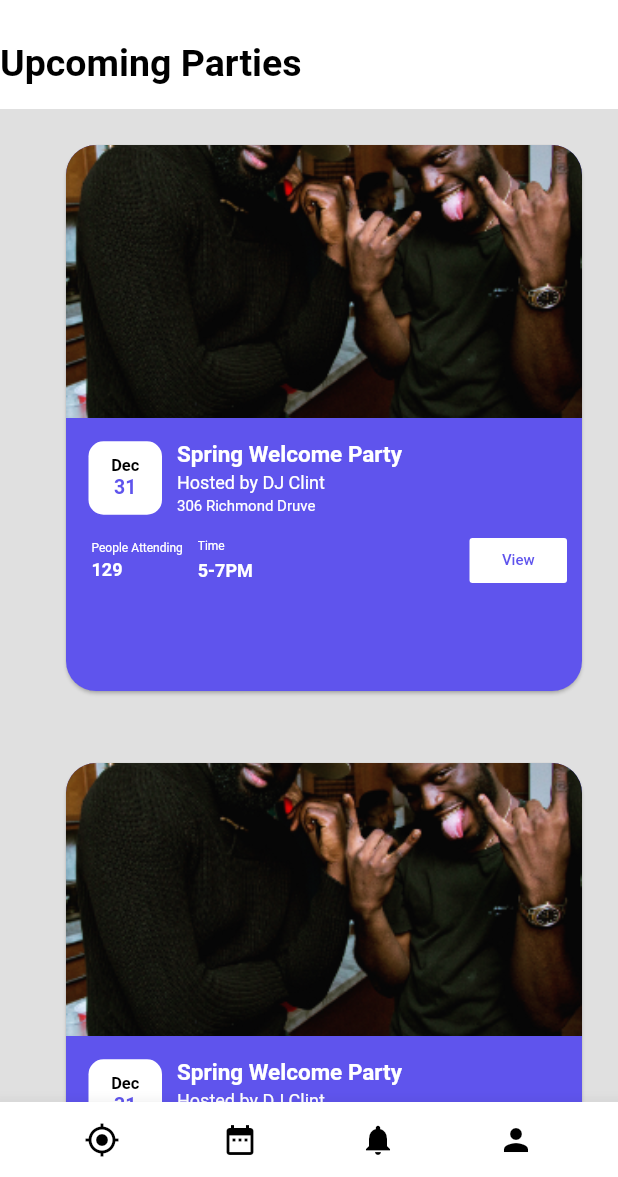
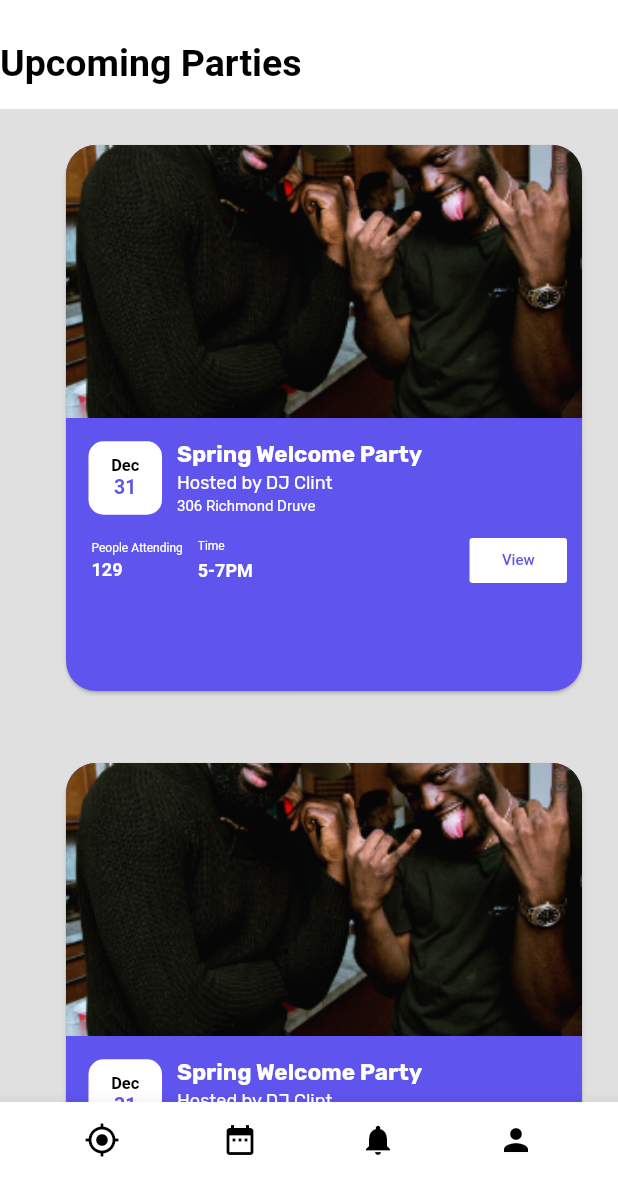
Before and after one commit to CalmExperts/Haus_party, a Flutter app: the MyHomePage screen opened directly, after a tap on the "card travel" icon, on a phone screen of 412 x 824 dp, the part 59-1236 px from its top. Run offline on Flutter 3.47's test engine with Material 2 defaults, Android fonts, the phone set to English and light mode, and no system bars; our stand-ins replace flushbar, flutter_credit_card, google_fonts, google_maps_flutter, qr_flutter and 2 more; missing offline and left inert: dart:ffi; accounts and stored records are empty; Roboto replaces fonts that are missing (Sofia, Varela).

Commit message:
made changes

```diff
--- a/lib/home_cards.dart
+++ b/lib/home_cards.dart
@@ -1,4 +1,5 @@
 import 'package:flutter/material.dart';
+import 'package:google_fonts/google_fonts.dart';
 import 'package:haus_party/page_description.dart';
 
 class PartyCard extends StatelessWidget {
@@ -84,21 +85,27 @@ class Content extends StatelessWidget {
                   crossAxisAlignment: CrossAxisAlignment.start,
                   children: <Widget>[
                     Text('Spring Welcome Party',
-                        style: TextStyle(
+                        style: GoogleFonts.rubik(
+                          textStyle: TextStyle(
                             fontSize: 15.0,
                             color: Colors.white,
                             fontWeight: FontWeight.bold),
+                        ),
                         textAlign: TextAlign.left),
                     SizedBox(height: 3.0),
                     Text(
                       'Hosted by DJ Clint',
-                      style: TextStyle(fontSize: 12.0, color: Colors.white),
+                      style: GoogleFonts.rubik(
+                        textStyle: TextStyle(fontSize: 12.0, color: Colors.white),
+                      ),
                       textAlign: TextAlign.left,
                     ),
                     SizedBox(height: 3.0),
                     Text(
                       '306 Richmond Druve',
-                      style: TextStyle(fontSize: 10.0, color: Colors.white),
+                      style: GoogleFonts.sofia(
+                        textStyle: TextStyle(fontSize: 10.0, color: Colors.white)
+                      ),
                       textAlign: TextAlign.left,
                     ),
                   ]),
--- a/lib/main.dart
+++ b/lib/main.dart
@@ -1,7 +1,13 @@
+import 'dart:async';
 import 'package:flutter/material.dart';
 import 'package:haus_party/home_cards.dart';
 import 'package:haus_party/home_page_alt.dart';
 import 'package:haus_party/routing.dart';
+import 'package:haus_party/service/authProvider.dart';
+import 'package:haus_party/util/userProvider.dart';
+import 'package:provider/provider.dart';
+import 'package:google_fonts/google_fonts.dart';
+import 'package:google_maps_flutter/google_maps_flutter.dart';
 
 import 'bottom_bar.dart';
 import 'location_settings.dart';
@@ -12,7 +18,12 @@ class MyApp extends StatelessWidget {
   // This widget is the root of your application.
   @override
   Widget build(BuildContext context) {
-    return MaterialApp(
+    return MultiProvider(
+      providers: [
+        ChangeNotifierProvider(create: (_) => AuthProvider()),
+        ChangeNotifierProvider(create: (_) => UserProvider()),
+      ],
+      child: MaterialApp(
         title: 'Haus Party',
         initialRoute: '/auth',
         routes: routes,
@@ -29,6 +40,7 @@ class MyApp extends StatelessWidget {
           primarySwatch: Colors.blue,
         ),
         home: MyHomePage(title: 'Haus Party'),
+      ),
     );
   }
 }
@@ -82,7 +94,9 @@ class _MyHomePageState extends State<MyHomePage>
           },
         ),
         title: Text('Discover',
-            style: TextStyle(color: Color(0xFF545D68), fontSize: 20.0)),
+            style: GoogleFonts.sofia(
+              fontWeight: FontWeight.normal,
+              textStyle: TextStyle(color: Color(0xFF545D68), fontSize: 16.0)),),
         actions: <Widget>[
           IconButton(
               icon: Icon(Icons.settings, color: Color(0xFF545D68)),
@@ -95,22 +109,82 @@ class _MyHomePageState extends State<MyHomePage>
         ],
       ),
       body: ListView(
+        children: [
+          Padding(
               padding: EdgeInsets.only(left: 20.0),
+              child: Text(
+                'Upcoming Parties',
+                style: GoogleFonts.rubik(
+                    textStyle:
+                        TextStyle(fontSize: 28.0,
+                        )),
+              )),
+          Padding(
+            padding: EdgeInsets.only(left: 22.0),
+            child: Text(
+              'Within Alberta',
+              style: GoogleFonts.sofia(
+                color: Color(0xFF5F54ED),
+                  textStyle: TextStyle(fontSize: 14.0,
+                  )),
+            ),
+          ),
+          SizedBox(height: 2.0,),
+          Stack(
+            alignment: AlignmentDirectional.bottomCenter,
             children: <Widget>[
-          SizedBox(height: 15.0),
-          Text('Upcoming Parties',
-              style: TextStyle(
-                  fontFamily: 'Varela',
-                  fontSize: 32.0,
-                  fontWeight: FontWeight.bold)),
-          SizedBox(height: 15.0),
-          Text('Within Alberta',
-              style: TextStyle(fontSize: 15.0, fontFamily: 'Varela')),
-          SizedBox(height: MediaQuery.of(context).size.height * 0.15),
-          PartyCard()
+              Positioned(
+                child: SizedBox(
+                  height: MediaQuery.of(context).size.height * 0.70,
+                  width: MediaQuery.of(context).size.width,
+                  child: MapWidget(),
+                ),
+              ),
+              PartyCard(),
+              // Positioned(bottom: 40.0, left: 5.0),
+            ],
+          ),
         ],
       ),
       bottomNavigationBar: BottomBar(),
     );
   }
 }
+
+class MapWidget extends StatefulWidget {
+  @override
+  State<MapWidget> createState() => MapWidgetState();
+}
+
+class MapWidgetState extends State<MapWidget> {
+  Completer<GoogleMapController> _controller = Completer();
+
+  static final CameraPosition _kGooglePlex = CameraPosition(
+    target: LatLng(37.42796133580664, -122.085749655962),
+    zoom: 14.4746,
+  );
+
+  static final CameraPosition _kLake = CameraPosition(
+      bearing: 192.8334901395799,
+      target: LatLng(37.43296265331129, -122.08832357078792),
+      tilt: 59.440717697143555,
+      zoom: 19.151926040649414);
+
+  @override
+  Widget build(BuildContext context) {
+    return new Scaffold(
+      body: GoogleMap(
+        mapType: MapType.normal,
+        initialCameraPosition: _kGooglePlex,
+        onMapCreated: (GoogleMapController controller) {
+          _controller.complete(controller);
+        },
+      ),
+    );
+  }
+
+  // Future<void> _goToTheLake() async {
+  //   final GoogleMapController controller = await _controller.future;
+  //   controller.animateCamera(CameraUpdate.newCameraPosition(_kLake));
+  // }
+}
--- /dev/null
+++ b/lib/model/user.dart
@@ -0,0 +1,40 @@
+class User {
+  String id;
+  String firstName;
+  String lastName;
+  String username;
+  String phoneNumber;
+  String email;
+  String dateOfBirth;
+  String profilePicture;
+
+
+  User({this.id, this.firstName, this.lastName, this.email, this.dateOfBirth, this.phoneNumber, this.profilePicture, this.username});
+
+
+  factory User.fromJson(Map<String, dynamic> responseData) {
+    return User(
+      id: responseData['_id'],
+      firstName: responseData['firstName'],
+      lastName: responseData['lastName'],
+      email: responseData['email'],
+      phoneNumber: responseData['phoneNumber'],
+      username: responseData['username'],
+      dateOfBirth: responseData['dateOfBirth'],
+      profilePicture: responseData['profilePicture']
+    );
+  }
+
+}
+
+
+class Auth {
+  String token;
+
+  Auth({ this.token });
+  factory Auth.fromJson(Map<String, dynamic> responseData) {
+    return Auth(
+      token: responseData['token']
+    );
+  }
+}
--- a/lib/routing.dart
+++ b/lib/routing.dart
@@ -2,8 +2,10 @@
 
 import 'package:haus_party/auth_page.dart';
 import 'package:haus_party/main.dart';
+import 'package:haus_party/subscription.dart';
 
 final routes = {
   // '/': (context) => new MyHomePage(),
   '/auth': (context) => new AuthPage(),
+  '/sub': (context) => new SubscriptionPage(),
 };
--- /dev/null
+++ b/lib/service/authApi.dart
@@ -0,0 +1,12 @@
+class BaseAPI {
+  static const String liveBaseURL = "https://hausparty-be.herokuapp.com/api/v1";
+  static const String localBaseUrl = "http://localhost:4000/api/v1";
+
+  static const String baseUrl = liveBaseURL;
+  static const String login = baseUrl + "/user/login";
+  static const String register = baseUrl + "/user/signup";
+  static const String forgotPassword = baseUrl + "/user/forgotPassword";
+
+
+
+}
--- /dev/null
+++ b/lib/util/userProvider.dart
@@ -0,0 +1,15 @@
+
+import 'package:flutter/foundation.dart';
+import 'package:haus_party/model/user.dart';
+
+
+class UserProvider with ChangeNotifier {
+  User _user = new User();
+
+  User get user => _user;
+
+  void setUser(User user) {
+    _user = user;
+    notifyListeners();
+  }
+}
--- a/pubspec.yaml
+++ b/pubspec.yaml
@@ -28,6 +28,12 @@ dependencies:
   table_calendar: ^2.2.3
   qr_flutter: ^3.1.0
   flutter_credit_card: ^0.1.3
+  provider: ^4.3.1
+  http: ^0.12.1
+  shared_preferences: ^0.5.8
+  google_maps_flutter: ^1.0.3
+  flushbar: ^1.10.4
+  google_fonts: ^1.1.2
 
 
 dev_dependencies:
```
Also changed, not shown: lib/auth_page.dart (+68 -7 lines), lib/service/authProvider.dart (added, +128 -0 lines), lib/subscription.dart (added, +133 -0 lines), lib/util/sharedPreferences.dart (added, +69 -0 lines), pubspec.lock, 1 other file. Lines whose indentation alone changed are shown as unchanged.
